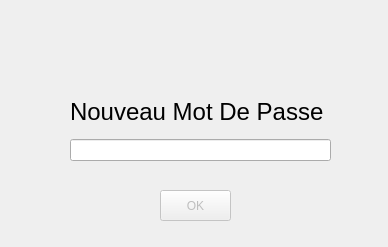
Qt form new_mdp.ui (mateo-suet/BASKET) before a commit.
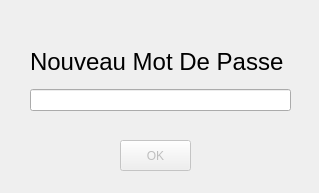
The same form after that commit.

```diff
--- a/new_mdp.ui
+++ b/new_mdp.ui
@@ -6,8 +6,8 @@
    <rect>
     <x>0</x>
     <y>0</y>
-    <width>388</width>
-    <height>247</height>
+    <width>319</width>
+    <height>193</height>
    </rect>
   </property>
   <property name="windowTitle">
@@ -16,8 +16,8 @@
   <widget class="QWidget" name="gridLayoutWidget">
    <property name="geometry">
     <rect>
-     <x>70</x>
-     <y>90</y>
+     <x>30</x>
+     <y>40</y>
      <width>261</width>
      <height>71</height>
     </rect>
@@ -46,8 +46,8 @@
    </property>
    <property name="geometry">
     <rect>
-     <x>160</x>
-     <y>190</y>
+     <x>120</x>
+     <y>140</y>
      <width>71</width>
      <height>31</height>
     </rect>
```
